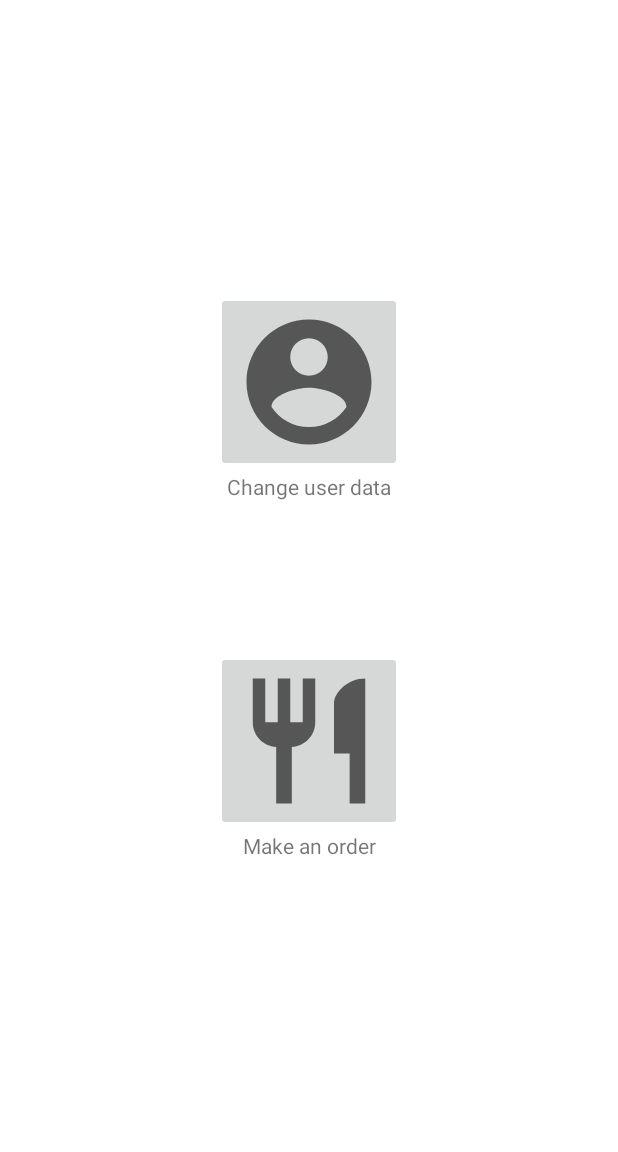
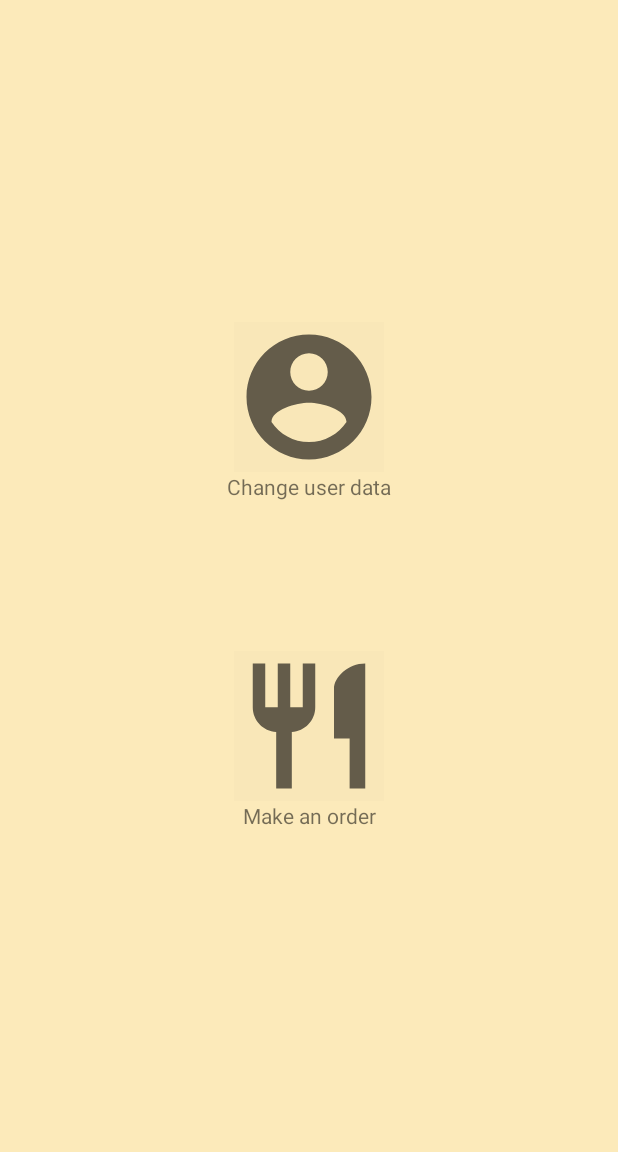
Before and after one commit to serujin/GoodFood, an Android app: the IntermediateActivity screen opened directly, with no data from a screen before it, on a phone screen of 412 x 824 dp, the part 84-1236 px from its top. Run offline under Robolectric (Android 15) with nearby library versions, the phone set to English and light mode, and no system bars; our stand-ins replace Firebase (no records; nobody signed in at launch, a user with empty details on screens opened directly).

Commit message:
Added dark theme

```diff
--- a/GoodFood/app/src/main/res/layout/activity_intermediate.xml
+++ b/GoodFood/app/src/main/res/layout/activity_intermediate.xml
@@ -7,6 +7,7 @@
     tools:context=".activities.intermediate.IntermediateActivity">
 
     <LinearLayout
+        android:background="#FCEABA"
         android:layout_width="match_parent"
         android:layout_height="match_parent"
         android:orientation="vertical">
@@ -46,6 +47,7 @@
                     android:id="@+id/change_user_data_btn"
                     android:layout_width="wrap_content"
                     android:layout_height="wrap_content"
+                    android:background="@color/cardview_shadow_end_color"
                     app:srcCompat="@drawable/ic_baseline_account_circle_24" />
 
                 <TextView
@@ -53,7 +55,7 @@
                     android:layout_width="match_parent"
                     android:layout_height="wrap_content"
                     android:gravity="center"
-                    android:text="Change user data" />
+                    android:text="@string/change_user_data" />
             </LinearLayout>
 
             <Space
@@ -70,14 +72,16 @@
                     android:id="@+id/go_to_restaurant_btn"
                     android:layout_width="wrap_content"
                     android:layout_height="wrap_content"
-                    app:srcCompat="@drawable/ic_baseline_restaurant_24" />
+                    app:srcCompat="@drawable/ic_baseline_restaurant_24"
+                    android:background="@color/cardview_shadow_end_color"
+                    />
 
                 <TextView
                     android:id="@+id/textView17"
                     android:layout_width="match_parent"
                     android:layout_height="wrap_content"
                     android:gravity="center"
-                    android:text="Make an order" />
+                    android:text="@string/make_an_order" />
             </LinearLayout>
 
         </LinearLayout>
--- a/GoodFood/app/src/main/res/values-night/themes.xml
+++ b/GoodFood/app/src/main/res/values-night/themes.xml
@@ -2,15 +2,28 @@
     <!-- Base application theme. -->
     <style name="Theme.GoodFood" parent="Theme.MaterialComponents.DayNight.NoActionBar">
         <!-- Primary brand color. -->
-        <item name="colorPrimary">@color/purple_200</item>
+        <item name="colorPrimary">@color/purple_500</item>
         <item name="colorPrimaryVariant">@color/purple_700</item>
-        <item name="colorOnPrimary">@color/black</item>
+        <item name="colorOnPrimary">@color/white</item>
         <!-- Secondary brand color. -->
         <item name="colorSecondary">@color/teal_200</item>
-        <item name="colorSecondaryVariant">@color/teal_200</item>
+        <item name="colorSecondaryVariant">@color/teal_700</item>
         <item name="colorOnSecondary">@color/black</item>
         <!-- Status bar color. -->
         <item name="android:statusBarColor" tools:targetApi="l">?attr/colorPrimaryVariant</item>
         <!-- Customize your theme here. -->
     </style>
+
+    <style name="LightTheme" parent="Theme.MaterialComponents.DayNight.NoActionBar">
+        <item name="android:textColor">@color/black</item>
+    </style>
+
+    <style name="Theme.GoodFood.NoActionBar">
+        <item name="windowActionBar">false</item>
+        <item name="windowNoTitle">true</item>
+    </style>
+
+    <style name="Theme.GoodFood.AppBarOverlay" parent="ThemeOverlay.AppCompat.Dark.ActionBar" />
+
+    <style name="Theme.GoodFood.PopupOverlay" parent="ThemeOverlay.AppCompat.Light" />
 </resources>
--- a/GoodFood/app/src/main/res/values/strings.xml
+++ b/GoodFood/app/src/main/res/values/strings.xml
@@ -82,5 +82,7 @@
     <string name="change_name">Change Name</string>
     <string name="introduce_your_new_name">Introduce your new name</string>
     <string name="enter_your_new_name">Enter your new name</string>
+    <string name="change_user_data">Change user data</string>
+    <string name="make_an_order">Make an order</string>
 
 </resources>
```
Also changed, not shown: GoodFood/app/src/main/java/com/android/serujilituni/goodfood/activities/login/LoginActivity.java (+2 -78 lines), GoodFood/app/src/main/res/layout/activity_change_data.xml (+9 -4 lines).
